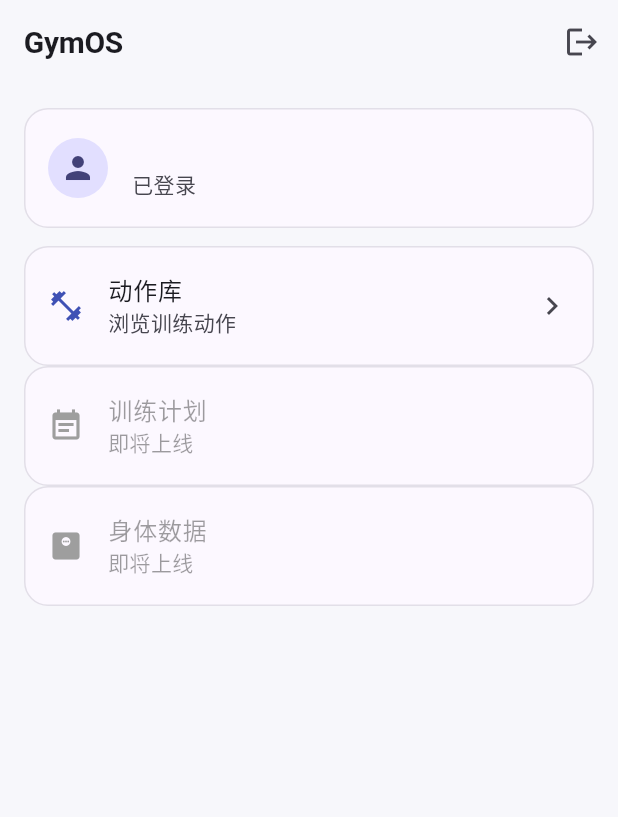
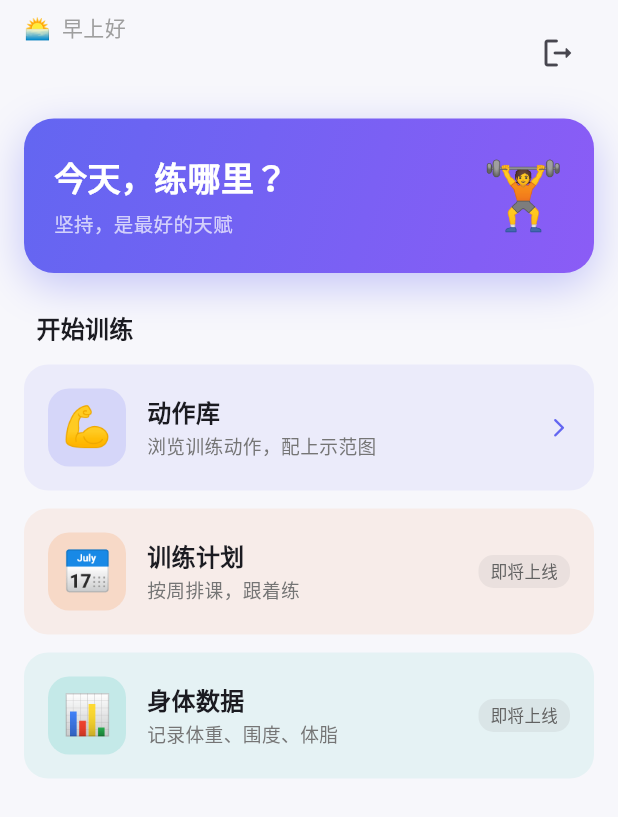
Before and after one commit to Kang-xiao-zhuang/gym-os, a Flutter app: the screen it shows once a user with an empty profile is signed in, on a phone screen of 412 x 824 dp. Shown: the top 817 px of the screen. Run offline on Flutter 3.47's test engine with Material 3 defaults, Android fonts, the phone set to English and light mode, and no system bars; our stand-ins replace flutter_riverpod, go_router, image_picker, supabase_flutter; accounts and stored records are empty.

Commit message:
feat(app): UI 大改版——emoji + 彩色、大众化视觉
- 部位专属 emoji + 配色映射(core/body_part.dart)
- 首页:问候式头部、渐变 Hero、彩色功能卡片(动作库/计划/身体数据)
- 动作列表:emoji 头像、彩色部位标签、火焰难度、数量提示
- 动作详情:渐变/emoji Hero、彩色标签、火焰难度
- 登录页:渐变图标 + 欢迎语，去掉死板文字风

```diff
--- a/app/lib/features/home/home_page.dart
+++ b/app/lib/features/home/home_page.dart
@@ -2,6 +2,8 @@ import 'package:flutter/material.dart';
 import 'package:flutter_riverpod/flutter_riverpod.dart';
 import 'package:go_router/go_router.dart';
 import 'package:supabase_flutter/supabase_flutter.dart';
+
+import '../../core/theme.dart';
 
 class HomePage extends ConsumerWidget {
   const HomePage({super.key});
@@ -9,46 +11,120 @@ class HomePage extends ConsumerWidget {
   @override
   Widget build(BuildContext context, WidgetRef ref) {
     final user = Supabase.instance.client.auth.currentUser;
+    final name = (user?.userMetadata?['nickname'] as String?)?.trim();
+    final display = (name != null && name.isNotEmpty)
+        ? name
+        : (user?.email?.split('@').first ?? '训练者');
+
+    final h = DateTime.now().hour;
+    final greet = h < 6
+        ? '凌晨好'
+        : h < 12
+            ? '早上好'
+            : h < 14
+                ? '中午好'
+                : h < 18
+                    ? '下午好'
+                    : '晚上好';
+    final greetEmoji = h < 12 ? '🌅' : (h < 18 ? '☀️' : '🌙');
+
     return Scaffold(
-      appBar: AppBar(
-        title: const Text('GymOS'),
-        actions: [
+      body: SafeArea(
+        child: ListView(
+          padding: const EdgeInsets.fromLTRB(AppTheme.pad, 8, AppTheme.pad, AppTheme.pad),
+          children: [
+            Row(
+              children: [
+                Expanded(
+                  child: Column(
+                    crossAxisAlignment: CrossAxisAlignment.start,
+                    children: [
+                      Text('$greetEmoji  $greet',
+                          style: Theme.of(context).textTheme.bodyMedium?.copyWith(color: Colors.grey)),
+                      const SizedBox(height: 2),
+                      Text(display,
+                          style: Theme.of(context)
+                              .textTheme
+                              .headlineSmall
+                              ?.copyWith(fontWeight: FontWeight.w800)),
+                    ],
+                  ),
+                ),
                 IconButton(
                   tooltip: '退出登录',
-            icon: const Icon(Icons.logout),
+                  icon: const Icon(Icons.logout_rounded),
                   onPressed: () => Supabase.instance.client.auth.signOut(),
                 ),
               ],
             ),
-      body: ListView(
-        padding: const EdgeInsets.all(16),
-        children: [
-          Card(
-            child: ListTile(
-              leading: const CircleAvatar(child: Icon(Icons.person)),
-              title: Text(user?.email ?? '(无邮箱)'),
-              subtitle: const Text('已登录'),
+            const SizedBox(height: AppTheme.pad),
+            const _HeroCard(),
+            const SizedBox(height: 24),
+            Text('  开始训练', style: Theme.of(context).textTheme.titleMedium?.copyWith(fontWeight: FontWeight.w700)),
+            const SizedBox(height: AppTheme.gap),
+            _FeatureCard(
+              emoji: '💪',
+              color: const Color(0xFF6366F1),
+              title: '动作库',
+              subtitle: '浏览训练动作，配上示范图',
+              onTap: () => context.push('/exercises'),
+            ),
+            const SizedBox(height: AppTheme.gap),
+            _FeatureCard(
+              emoji: '📅',
+              color: const Color(0xFFF97316),
+              title: '训练计划',
+              subtitle: '按周排课，跟着练',
+              comingSoon: true,
+            ),
+            const SizedBox(height: AppTheme.gap),
+            _FeatureCard(
+              emoji: '📊',
+              color: const Color(0xFF14B8A6),
+              title: '身体数据',
+              subtitle: '记录体重、围度、体脂',
+              comingSoon: true,
+            ),
+          ],
         ),
       ),
-          const SizedBox(height: 12),
-          _FeatureCard(
-            icon: Icons.fitness_center,
-            title: '动作库',
-            subtitle: '浏览训练动作',
-            onTap: () => context.push('/exercises'),
+    );
+  }
+}
+
+class _HeroCard extends StatelessWidget {
+  const _HeroCard();
+
+  @override
+  Widget build(BuildContext context) {
+    return Container(
+      padding: const EdgeInsets.all(20),
+      decoration: BoxDecoration(
+        borderRadius: BorderRadius.circular(20),
+        gradient: const LinearGradient(
+          colors: [Color(0xFF6366F1), Color(0xFF8B5CF6)],
+          begin: Alignment.topLeft,
+          end: Alignment.bottomRight,
         ),
-          _FeatureCard(
-            icon: Icons.event_note,
-            title: '训练计划',
-            subtitle: '即将上线',
-            enabled: false,
+        boxShadow: [
+          BoxShadow(color: const Color(0xFF6366F1).withValues(alpha: 0.35), blurRadius: 24, offset: const Offset(0, 8)),
+        ],
       ),
-          _FeatureCard(
-            icon: Icons.monitor_weight,
-            title: '身体数据',
-            subtitle: '即将上线',
-            enabled: false,
+      child: Row(
+        children: [
+          const Expanded(
+            child: Column(
+              crossAxisAlignment: CrossAxisAlignment.start,
+              children: [
+                Text('今天，练哪里？',
+                    style: TextStyle(color: Colors.white, fontSize: 22, fontWeight: FontWeight.w800)),
+                SizedBox(height: 6),
+                Text('坚持，是最好的天赋',
+                    style: TextStyle(color: Colors.white70, fontSize: 13)),
+              ],
             ),
+          ),
+          Text('🏋️', style: TextStyle(fontSize: 44)),
         ],
       ),
     );
@@ -57,29 +133,62 @@ class HomePage extends ConsumerWidget {
 
 class _FeatureCard extends StatelessWidget {
   const _FeatureCard({
-    required this.icon,
+    required this.emoji,
+    required this.color,
     required this.title,
     required this.subtitle,
     this.onTap,
-    this.enabled = true,
+    this.comingSoon = false,
   });
 
-  final IconData icon;
+  final String emoji;
+  final Color color;
   final String title;
   final String subtitle;
   final VoidCallback? onTap;
-  final bool enabled;
+  final bool comingSoon;
 
   @override
   Widget build(BuildContext context) {
-    return Card(
-      child: ListTile(
-        leading: Icon(icon, color: enabled ? Colors.indigo : Colors.grey),
-        title: Text(title),
-        subtitle: Text(subtitle),
-        trailing: enabled ? const Icon(Icons.chevron_right) : null,
-        enabled: enabled,
-        onTap: enabled ? onTap : null,
+    return Material(
+      color: color.withValues(alpha: 0.08),
+      borderRadius: BorderRadius.circular(AppTheme.radius),
+      child: InkWell(
+        borderRadius: BorderRadius.circular(AppTheme.radius),
+        onTap: comingSoon ? null : onTap,
+        child: Padding(
+          padding: const EdgeInsets.all(AppTheme.pad),
+          child: Row(
+            children: [
+              Container(
+                width: 52,
+                height: 52,
+                alignment: Alignment.center,
+                decoration: BoxDecoration(color: color.withValues(alpha: 0.16), borderRadius: BorderRadius.circular(14)),
+                child: Text(emoji, style: const TextStyle(fontSize: 26)),
+              ),
+              const SizedBox(width: 14),
+              Expanded(
+                child: Column(
+                  crossAxisAlignment: CrossAxisAlignment.start,
+                  children: [
+                    Text(title, style: const TextStyle(fontSize: 16, fontWeight: FontWeight.w700)),
+                    const SizedBox(height: 2),
+                    Text(subtitle, style: TextStyle(fontSize: 12.5, color: Colors.grey.shade600)),
+                  ],
+                ),
+              ),
+              if (comingSoon)
+                Container(
+                  padding: const EdgeInsets.symmetric(horizontal: 8, vertical: 3),
+                  decoration: BoxDecoration(color: Colors.grey.withValues(alpha: 0.15), borderRadius: BorderRadius.circular(10)),
+                  child: Text('即将上线', style: TextStyle(fontSize: 11, color: Colors.grey.shade700)),
+                )
+              else
+                Icon(Icons.arrow_forward_ios_rounded, size: 15, color: color),
+            ],
+          ),
+        ),
       ),
     );
   }
```
Also changed, not shown: app/lib/core/body_part.dart (added, +38 -0 lines), app/lib/features/auth/login_page.dart (+18 -3 lines), app/lib/features/exercise/exercise_detail_page.dart (+34 -40 lines), app/lib/features/exercise/exercise_list_page.dart (+60 -68 lines). Lines whose indentation alone changed are shown as unchanged.
